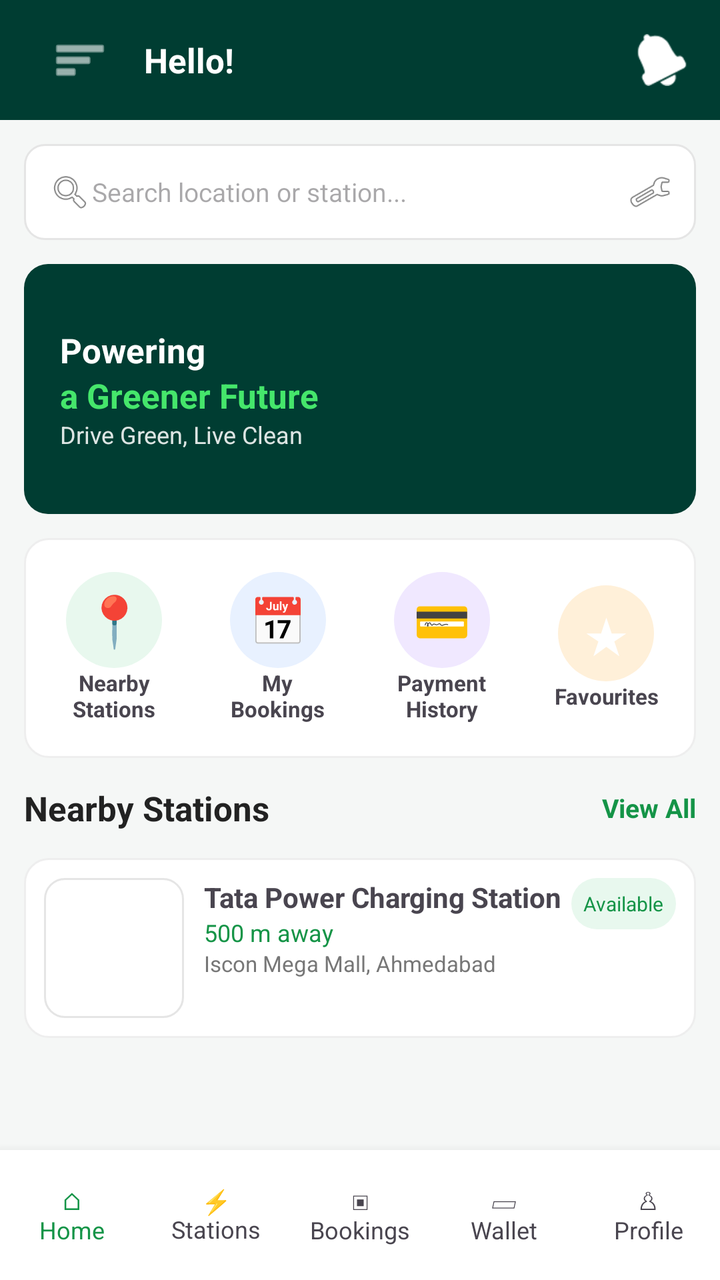
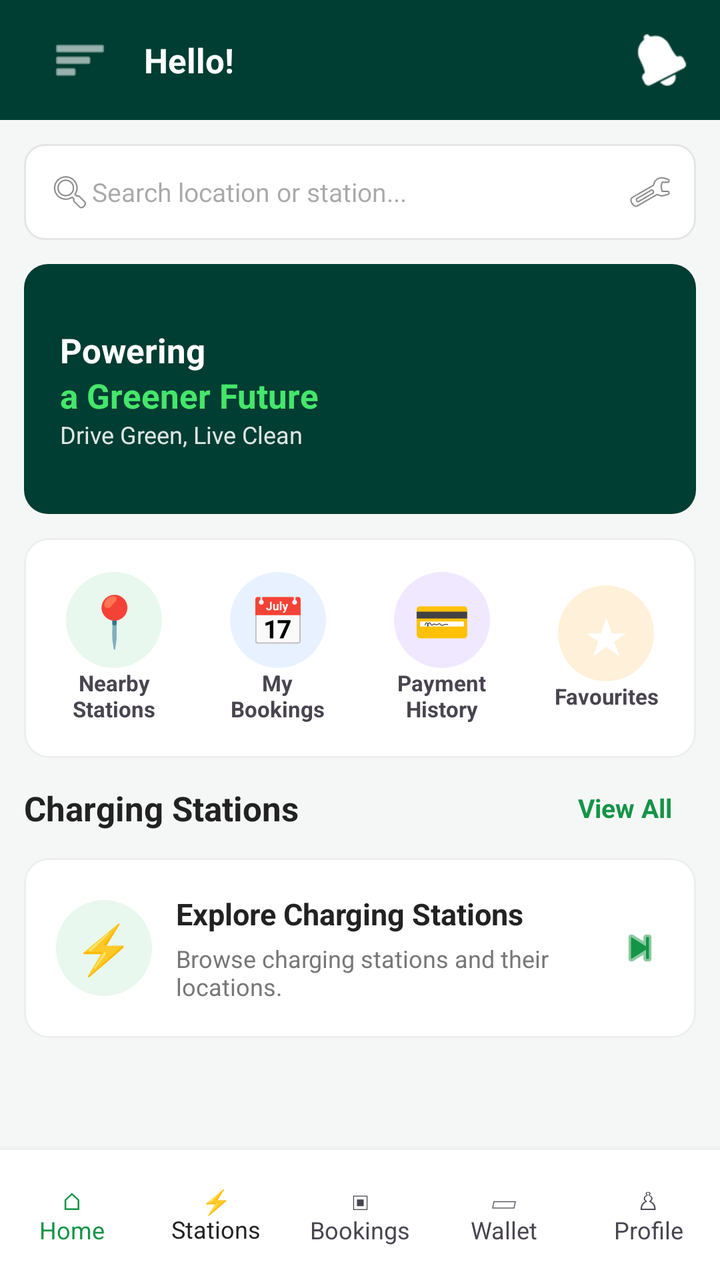

Two renders of the same Android screen: before a commit and after it. Below are the layout's source before the change and the commit's diff.
<!-- AndroidManifest.xml: application theme Theme.Ev_Station -->
<!-- res/layout/activity_home.xml -->
<?xml version="1.0" encoding="utf-8"?>
<LinearLayout
    xmlns:android="http://schemas.android.com/apk/res/android"
    xmlns:app="http://schemas.android.com/apk/res-auto"
    android:layout_width="match_parent"
    android:layout_height="match_parent"
    android:orientation="vertical"
    android:background="#F5F7F6">

    
    <LinearLayout
        android:layout_width="match_parent"
        android:layout_height="60dp"
        android:orientation="horizontal"
        android:gravity="center_vertical"
        android:paddingStart="16dp"
        android:paddingEnd="16dp"
        android:background="#003D32">

        <ImageView
            android:id="@+id/ivMenu"
            android:layout_width="48dp"
            android:layout_height="48dp"
            android:padding="10dp"
            android:src="@android:drawable/ic_menu_sort_by_size"
            android:background="?attr/selectableItemBackgroundBorderless"
            android:contentDescription="@string/home_menu"
            android:clickable="true"
            android:focusable="true"
            app:tint="@android:color/white" />

        <TextView
            android:id="@+id/tvUserGreeting"
            android:layout_width="0dp"
            android:layout_height="wrap_content"
            android:layout_weight="1"
            android:layout_marginStart="8dp"
            android:text="@string/home_default_greeting"
            android:textColor="@android:color/white"
            android:textSize="17sp"
            android:textStyle="bold" />

        <ImageView
            android:layout_width="26dp"
            android:layout_height="26dp"
            android:src="@android:drawable/ic_popup_reminder"
            app:tint="@color/white" />

    </LinearLayout>


    
    <ScrollView
        android:layout_width="match_parent"
        android:layout_height="0dp"
        android:layout_weight="1"
        android:fillViewport="true">

        <LinearLayout
            android:layout_width="match_parent"
            android:layout_height="wrap_content"
            android:orientation="vertical"
            android:padding="12dp">


            
            <LinearLayout
                android:layout_width="match_parent"
                android:layout_height="48dp"
                android:orientation="horizontal"
                android:gravity="center_vertical"
                android:paddingStart="12dp"
                android:paddingEnd="12dp"
                android:background="@drawable/search_background">

                <ImageView
                    android:layout_width="22dp"
                    android:layout_height="22dp"
                    android:src="@android:drawable/ic_menu_search" />

                <EditText
                    android:layout_width="0dp"
                    android:layout_height="match_parent"
                    android:layout_weight="1"
                    android:hint="Search location or station..."
                    android:textSize="13sp"
                    android:background="@android:color/transparent"
                    android:singleLine="true" />

                <ImageView
                    android:layout_width="22dp"
                    android:layout_height="22dp"
                    android:src="@android:drawable/ic_menu_preferences" />

            </LinearLayout>


            
            <LinearLayout
                android:layout_width="match_parent"
                android:layout_height="125dp"
                android:layout_marginTop="12dp"
                android:orientation="vertical"
                android:gravity="center_vertical"
                android:padding="18dp"
                android:background="@drawable/banner_background">

                <TextView
                    android:layout_width="wrap_content"
                    android:layout_height="wrap_content"
                    android:text="Powering"
                    android:textColor="@android:color/white"
                    android:textSize="17sp"
                    android:textStyle="bold" />

                <TextView
                    android:layout_width="wrap_content"
                    android:layout_height="wrap_content"
                    android:text="a Greener Future"
                    android:textColor="#45E66B"
                    android:textSize="17sp"
                    android:textStyle="bold" />

                <TextView
                    android:layout_width="wrap_content"
                    android:layout_height="wrap_content"
                    android:text="Drive Green, Live Clean"
                    android:textColor="#DDFFFFFF"
                    android:textSize="12sp" />

            </LinearLayout>


            
            <LinearLayout
                android:layout_width="match_parent"
                android:layout_height="110dp"
                android:layout_marginTop="12dp"
                android:orientation="horizontal"
                android:gravity="center"
                android:background="@drawable/card_background">

                
                <LinearLayout
                    android:layout_width="0dp"
                    android:layout_height="match_parent"
                    android:layout_weight="1"
                    android:gravity="center"
                    android:orientation="vertical">

                    <TextView
                        android:layout_width="48dp"
                        android:layout_height="48dp"
                        android:gravity="center"
                        android:text="📍"
                        android:textSize="25sp"
                        android:background="@drawable/circle_green" />

                    <TextView
                        android:layout_width="wrap_content"
                        android:layout_height="wrap_content"
                        android:text="Nearby\nStations"
                        android:gravity="center"
                        android:textSize="11sp"
                        android:textStyle="bold" />

                </LinearLayout>


                
                <LinearLayout
                    android:layout_width="0dp"
                    android:layout_height="match_parent"
                    android:layout_weight="1"
                    android:gravity="center"
                    android:orientation="vertical">

                    <TextView
                        android:layout_width="48dp"
                        android:layout_height="48dp"
                        android:gravity="center"
                        android:text="📅"
                        android:textSize="23sp"
                        android:background="@drawable/circle_blue" />

                    <TextView
                        android:layout_width="wrap_content"
                        android:layout_height="wrap_content"
                        android:text="My\nBookings"
                        android:gravity="center"
                        android:textSize="11sp"
                        android:textStyle="bold" />

                </LinearLayout>


                
                <LinearLayout
                    android:layout_width="0dp"
                    android:layout_height="match_parent"
                    android:layout_weight="1"
                    android:gravity="center"
                    android:orientation="vertical">

                    <TextView
                        android:layout_width="48dp"
                        android:layout_height="48dp"
                        android:gravity="center"
                        android:text="💳"
                        android:textSize="23sp"
                        android:background="@drawable/circle_purple" />

                    <TextView
                        android:layout_width="wrap_content"
                        android:layout_height="wrap_content"
                        android:text="Payment\nHistory"
                        android:gravity="center"
                        android:textSize="11sp"
                        android:textStyle="bold" />

                </LinearLayout>


                
                <LinearLayout
                    android:layout_width="0dp"
                    android:layout_height="match_parent"
                    android:layout_weight="1"
                    android:gravity="center"
                    android:orientation="vertical">

                    <TextView
                        android:layout_width="48dp"
                        android:layout_height="48dp"
                        android:gravity="center"
                        android:text="★"
                        android:textSize="25sp"
                        android:textColor="#FFFFFF"
                        android:background="@drawable/circle_orange" />

                    <TextView
                        android:layout_width="wrap_content"
                        android:layout_height="wrap_content"
                        android:text="Favourites"
                        android:gravity="center"
                        android:textSize="11sp"
                        android:textStyle="bold" />

                </LinearLayout>

            </LinearLayout>


            
            <LinearLayout
                android:layout_width="match_parent"
                android:layout_height="50dp"
                android:gravity="center_vertical">

                <TextView
                    android:layout_width="0dp"
                    android:layout_height="wrap_content"
                    android:layout_weight="1"
                    android:text="Nearby Stations"
                    android:textSize="17sp"
                    android:textStyle="bold"
                    android:textColor="#222222" />

                <TextView
                    android:layout_width="wrap_content"
                    android:layout_height="wrap_content"
                    android:text="View All"
                    android:textColor="#149447"
                    android:textStyle="bold"
                    android:textSize="13sp" />

            </LinearLayout>


            
            <LinearLayout
                android:layout_width="match_parent"
                android:layout_height="90dp"
                android:orientation="horizontal"
                android:padding="10dp"
                android:background="@drawable/card_background">

                <ImageView
                    android:layout_width="70dp"
                    android:layout_height="70dp"
                    android:scaleType="centerCrop"
                    android:src="@drawable/search_background" />

                <LinearLayout
                    android:layout_width="0dp"
                    android:layout_height="match_parent"
                    android:layout_weight="1"
                    android:orientation="vertical"
                    android:paddingStart="10dp">

                    <TextView
                        android:layout_width="wrap_content"
                        android:layout_height="wrap_content"
                        android:text="Tata Power Charging Station"
                        android:textStyle="bold"
                        android:textSize="14sp" />

                    <TextView
                        android:layout_width="wrap_content"
                        android:layout_height="wrap_content"
                        android:text="500 m away"
                        android:textColor="#159447"
                        android:textSize="12sp" />

                    <TextView
                        android:layout_width="wrap_content"
                        android:layout_height="wrap_content"
                        android:text="Iscon Mega Mall, Ahmedabad"
                        android:textSize="11sp"
                        android:textColor="#777777" />

                </LinearLayout>

                <TextView
                    android:layout_width="wrap_content"
                    android:layout_height="wrap_content"
                    android:text="Available"
                    android:textColor="#159447"
                    android:textSize="10sp"
                    android:padding="6dp"
                    android:background="@drawable/available_background" />

            </LinearLayout>

        </LinearLayout>

    </ScrollView>


    
    <LinearLayout
        android:layout_width="match_parent"
        android:layout_height="65dp"
        android:orientation="horizontal"
        android:background="@android:color/white"
        android:elevation="8dp">

        <TextView
            android:layout_width="0dp"
            android:layout_height="match_parent"
            android:layout_weight="1"
            android:gravity="center"
            android:text="⌂\nHome"
            android:textColor="#149447"
            android:textSize="12sp" />

        <TextView
            android:layout_width="0dp"
            android:layout_height="match_parent"
            android:layout_weight="1"
            android:gravity="center"
            android:text="⚡\nStations"
            android:textSize="12sp" />

        <TextView
            android:layout_width="0dp"
            android:layout_height="match_parent"
            android:layout_weight="1"
            android:gravity="center"
            android:text="▣\nBookings"
            android:textSize="12sp" />

        <TextView
            android:layout_width="0dp"
            android:layout_height="match_parent"
            android:layout_weight="1"
            android:gravity="center"
            android:text="▱\nWallet"
            android:textSize="12sp" />

        <TextView
            android:layout_width="0dp"
            android:layout_height="match_parent"
            android:layout_weight="1"
            android:gravity="center"
            android:text="♙\nProfile"
            android:textSize="12sp" />

    </LinearLayout>

</LinearLayout>
<!-- resources referenced by this layout -->
<resources>
  <color name="white">#FFFFFFFF</color>
  <!-- drawable available_background (drawable) -->
  <?xml version="1.0" encoding="utf-8"?>
  <shape xmlns:android="http://schemas.android.com/apk/res/android"
      android:shape="rectangle">
  
      <solid android:color="#E8F8EE"/>
  
      <corners android:radius="20dp"/>
  
      <padding
          android:left="8dp"
          android:right="8dp"
          android:top="4dp"
          android:bottom="4dp"/>
  
  </shape>
  <!-- drawable banner_background (drawable) -->
  <?xml version="1.0" encoding="utf-8"?>
  <shape xmlns:android="http://schemas.android.com/apk/res/android">
  
      <solid android:color="#003D32"/>
  
      <corners android:radius="12dp"/>
  
  </shape>
  <!-- drawable card_background (drawable) -->
  <?xml version="1.0" encoding="utf-8"?>
  <shape xmlns:android="http://schemas.android.com/apk/res/android">
  
      <solid android:color="#FFFFFF"/>
  
      <corners android:radius="12dp"/>
  
      <stroke
          android:width="1dp"
          android:color="#EEEEEE"/>
  
      <padding
          android:left="4dp"
          android:right="4dp"
          android:top="4dp"
          android:bottom="4dp"/>
  
  </shape>
  <!-- drawable circle_blue (drawable) -->
  <?xml version="1.0" encoding="utf-8"?>
  <shape xmlns:android="http://schemas.android.com/apk/res/android"
      android:shape="oval">
  
      <solid android:color="#E8F1FF"/>
  
      <size
          android:width="48dp"
          android:height="48dp"/>
  
  </shape>
  <!-- drawable circle_green (drawable) -->
  <?xml version="1.0" encoding="utf-8"?>
  <shape xmlns:android="http://schemas.android.com/apk/res/android"
      android:shape="oval">
  
      <solid android:color="#E8F8EE"/>
  
      <size
          android:width="48dp"
          android:height="48dp"/>
  
  </shape>
  <!-- drawable circle_orange (drawable) -->
  <?xml version="1.0" encoding="utf-8"?>
  <shape xmlns:android="http://schemas.android.com/apk/res/android"
      android:shape="oval">
  
      <solid android:color="#FFF0D9"/>
  
      <size
          android:width="48dp"
          android:height="48dp"/>
  
  </shape>
  <!-- drawable circle_purple (drawable) -->
  <?xml version="1.0" encoding="utf-8"?>
  <shape xmlns:android="http://schemas.android.com/apk/res/android"
      android:shape="oval">
  
      <solid android:color="#F0E8FF"/>
  
      <size
          android:width="48dp"
          android:height="48dp"/>
  
  </shape>
  <!-- drawable search_background (drawable) -->
  <?xml version="1.0" encoding="utf-8"?>
  <shape xmlns:android="http://schemas.android.com/apk/res/android">
  
      <solid android:color="#FFFFFF"/>
  
      <corners android:radius="10dp"/>
  
      <stroke
          android:width="1dp"
          android:color="#E5E5E5"/>
  
  </shape>
  <string name="home_default_greeting">Hello!</string>
  <string name="home_menu">Open menu</string>
  <style name="Theme.Ev_Station" parent="Base.Theme.Ev_Station">
      </style>
  <style name="Base.Theme.Ev_Station" parent="Theme.Material3.DayNight.NoActionBar">
      </style>
</resources>

<!-- the commit's change to res/layout/activity_home.xml (unified diff, before → after) -->
@@ -261,74 +261,84 @@
                     android:layout_width="0dp"
                     android:layout_height="wrap_content"
                     android:layout_weight="1"
-                    android:text="Nearby Stations"
+                    android:text="@string/station_list_title"
                     android:textSize="17sp"
                     android:textStyle="bold"
-                    android:textColor="#222222" />
-
-                <TextView
+                    android:textColor="@color/ev_text_primary" />
+
+                <TextView
+                    android:id="@+id/tvViewAllStations"
                     android:layout_width="wrap_content"
-                    android:layout_height="wrap_content"
-                    android:text="View All"
-                    android:textColor="#149447"
+                    android:layout_height="match_parent"
+                    android:gravity="center"
+                    android:paddingStart="12dp"
+                    android:paddingEnd="12dp"
+                    android:background="?attr/selectableItemBackground"
+                    android:clickable="true"
+                    android:focusable="true"
+                    android:enabled="false"
+                    android:text="@string/view_all"
+                    android:textColor="@color/ev_secondary"
                     android:textStyle="bold"
                     android:textSize="13sp" />
 
             </LinearLayout>
 
-
             
             <LinearLayout
+                android:id="@+id/layoutBrowseStations"
                 android:layout_width="match_parent"
-                android:layout_height="90dp"
+                android:layout_height="wrap_content"
+                android:minHeight="90dp"
                 android:orientation="horizontal"
-                android:padding="10dp"
-                android:background="@drawable/card_background">
+                android:gravity="center_vertical"
+                android:padding="16dp"
+                android:background="@drawable/card_background"
+                android:foreground="?attr/selectableItemBackground"
+                android:clickable="true"
+                android:focusable="true"
+                android:enabled="false">
+
+                <TextView
+                    android:layout_width="48dp"
+                    android:layout_height="48dp"
+                    android:gravity="center"
+                    android:background="@drawable/circle_green"
+                    android:importantForAccessibility="no"
+                    android:text="&#9889;"
+                    android:textSize="24sp" />
+
+                <LinearLayout
+                    android:layout_width="0dp"
+                    android:layout_height="wrap_content"
+                    android:layout_weight="1"
+                    android:layout_marginStart="12dp"
+                    android:orientation="vertical">
+
+                    <TextView
+                        android:layout_width="match_parent"
+                        android:layout_height="wrap_content"
+                        android:text="@string/home_browse_stations"
+                        android:textColor="@color/ev_text_primary"
+                        android:textStyle="bold"
+                        android:textSize="15sp" />
+
+                    <TextView
+                        android:layout_width="match_parent"
+                        android:layout_height="wrap_content"
+                        android:layout_marginTop="4dp"
+                        android:text="@string/home_browse_stations_description"
+                        android:textColor="@color/ev_text_secondary"
+                        android:textSize="12sp" />
+
+                </LinearLayout>
 
                 <ImageView
-                    android:layout_width="70dp"
-                    android:layout_height="70dp"
-                    android:scaleType="centerCrop"
-                    android:src="@drawable/search_background" />
-
-                <LinearLayout
-                    android:layout_width="0dp"
-                    android:layout_height="match_parent"
-                    android:layout_weight="1"
-                    android:orientation="vertical"
-                    android:paddingStart="10dp">
-
-                    <TextView
-                        android:layout_width="wrap_content"
-                        android:layout_height="wrap_content"
-                        android:text="Tata Power Charging Station"
-                        android:textStyle="bold"
-                        android:textSize="14sp" />
-
-                    <TextView
-                        android:layout_width="wrap_content"
-                        android:layout_height="wrap_content"
-                        android:text="500 m away"
-                        android:textColor="#159447"
-                        android:textSize="12sp" />
-
-                    <TextView
-                        android:layout_width="wrap_content"
-                        android:layout_height="wrap_content"
-                        android:text="Iscon Mega Mall, Ahmedabad"
-                        android:textSize="11sp"
-                        android:textColor="#777777" />
-
-                </LinearLayout>
-
-                <TextView
-                    android:layout_width="wrap_content"
-                    android:layout_height="wrap_content"
-                    android:text="Available"
-                    android:textColor="#159447"
-                    android:textSize="10sp"
-                    android:padding="6dp"
-                    android:background="@drawable/available_background" />
+                    android:layout_width="24dp"
+                    android:layout_height="24dp"
+                    android:importantForAccessibility="no"
+                    android:src="@android:drawable/ic_media_next"
+                    app:tint="@color/ev_secondary" />
 
             </LinearLayout>
 
@@ -355,11 +365,17 @@
             android:textSize="12sp" />
 
         <TextView
+            android:id="@+id/navStations"
             android:layout_width="0dp"
             android:layout_height="match_parent"
             android:layout_weight="1"
             android:gravity="center"
-            android:text="⚡\nStations"
+            android:background="?attr/selectableItemBackground"
+            android:clickable="true"
+            android:focusable="true"
+            android:enabled="false"
+            android:text="@string/nav_stations_with_icon"
+            android:textColor="@color/ev_text_primary"
             android:textSize="12sp" />
 
         <TextView
<!-- resource entries referenced after the edit -->
@@ -1,22 +1,9 @@
 <!-- resources referenced by this layout -->
 <resources>
+  <color name="ev_secondary">#149447</color>
+  <color name="ev_text_primary">#222222</color>
+  <color name="ev_text_secondary">#777777</color>
   <color name="white">#FFFFFFFF</color>
-  <!-- drawable available_background (drawable) -->
-  <?xml version="1.0" encoding="utf-8"?>
-  <shape xmlns:android="http://schemas.android.com/apk/res/android"
-      android:shape="rectangle">
-  
-      <solid android:color="#E8F8EE"/>
-  
-      <corners android:radius="20dp"/>
-  
-      <padding
-          android:left="8dp"
-          android:right="8dp"
-          android:top="4dp"
-          android:bottom="4dp"/>
-  
-  </shape>
   <!-- drawable banner_background (drawable) -->
   <?xml version="1.0" encoding="utf-8"?>
   <shape xmlns:android="http://schemas.android.com/apk/res/android">
@@ -106,8 +93,13 @@
           android:color="#E5E5E5"/>
   
   </shape>
+  <string name="home_browse_stations">Explore Charging Stations</string>
+  <string name="home_browse_stations_description">Browse charging stations and their locations.</string>
   <string name="home_default_greeting">Hello!</string>
   <string name="home_menu">Open menu</string>
+  <string name="nav_stations_with_icon">⚡\nStations</string>
+  <string name="station_list_title">Charging Stations</string>
+  <string name="view_all">View All</string>
   <style name="Theme.Ev_Station" parent="Base.Theme.Ev_Station">
       </style>
   <style name="Base.Theme.Ev_Station" parent="Theme.Material3.DayNight.NoActionBar">
